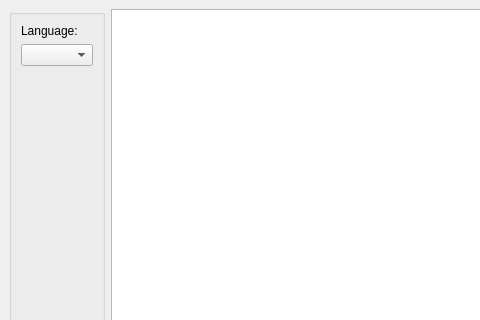
Above: mainwindow.ui from Waqar144/QSourceHighlite before the change; both pictures show x 0 to 480 and y 0 to 320 of the 800 by 600 pixel window. Below: the same form after it.
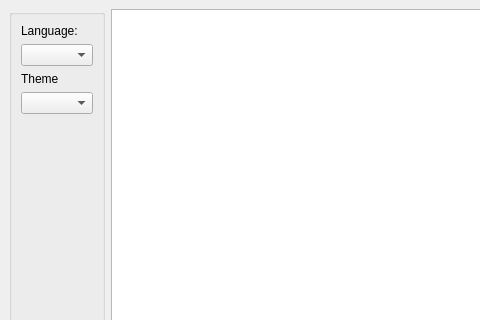
That is the form after the change.

Commit message: Add option to change themes

```diff
--- a/mainwindow.ui
+++ b/mainwindow.ui
@@ -50,6 +50,16 @@
          </property>
         </widget>
        </item>
+       <item row="2" column="0">
+        <widget class="QLabel" name="label_2">
+         <property name="text">
+          <string>Theme</string>
+         </property>
+        </widget>
+       </item>
+       <item row="3" column="0">
+        <widget class="QComboBox" name="themeComboBox"/>
+       </item>
       </layout>
      </widget>
     </item>
```
The commit also changes 4 other files.
